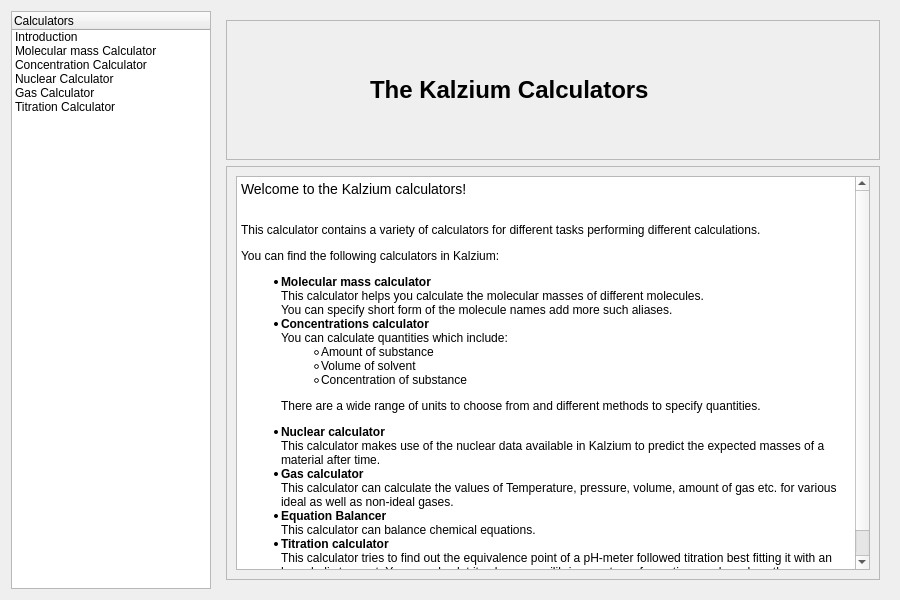
First picture: the form in src/calculator/calculator.ui, repository KDE/kalzium, before the edit.
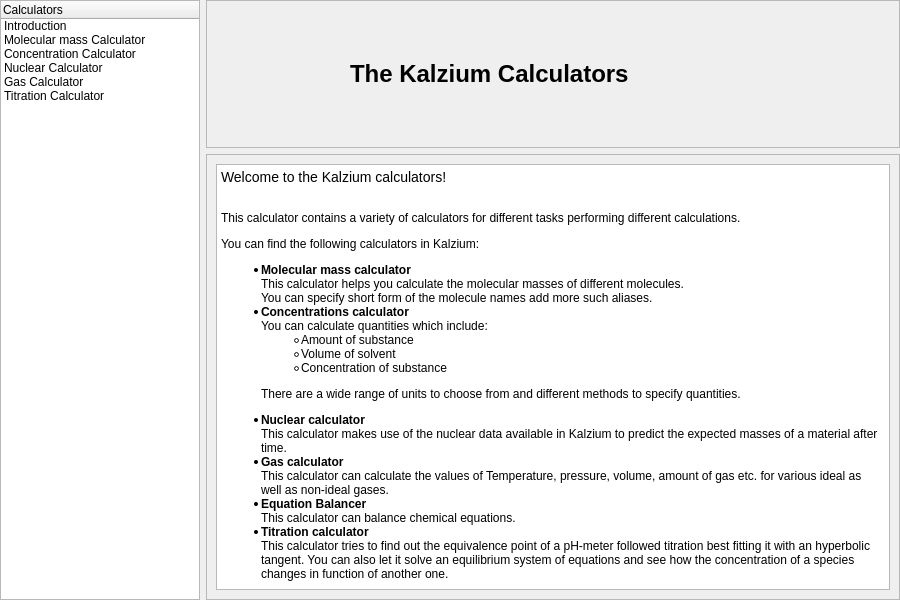
Second picture: the form after the edit. Custom widgets are drawn as their Qt base class.

Commit message: Fix double margins

Diff of the .ui file:
```diff
--- a/src/calculator/calculator.ui
+++ b/src/calculator/calculator.ui
@@ -17,6 +17,9 @@
    </size>
   </property>
   <layout class="QHBoxLayout" name="horizontalLayout_3">
+   <property name="margin">
+    <number>0</number>
+   </property>
    <item>
     <widget class="QTreeWidget" name="tree">
      <property name="minimumSize">
@@ -83,15 +86,12 @@
    <item>
     <widget class="QStackedWidget" name="stack">
      <widget class="QWidget" name="intro">
-      <layout class="QVBoxLayout" name="verticalLayout">
+      <layout class="QVBoxLayout" name="verticalLayout" stretch="0,1">
+       <property name="margin">
+        <number>0</number>
+       </property>
        <item>
         <widget class="QFrame" name="frame">
-         <property name="maximumSize">
-          <size>
-           <width>16777215</width>
-           <height>140</height>
-          </size>
-         </property>
          <property name="frameShape">
           <enum>QFrame::StyledPanel</enum>
          </property>
```
The commit also changes 5 other files.
